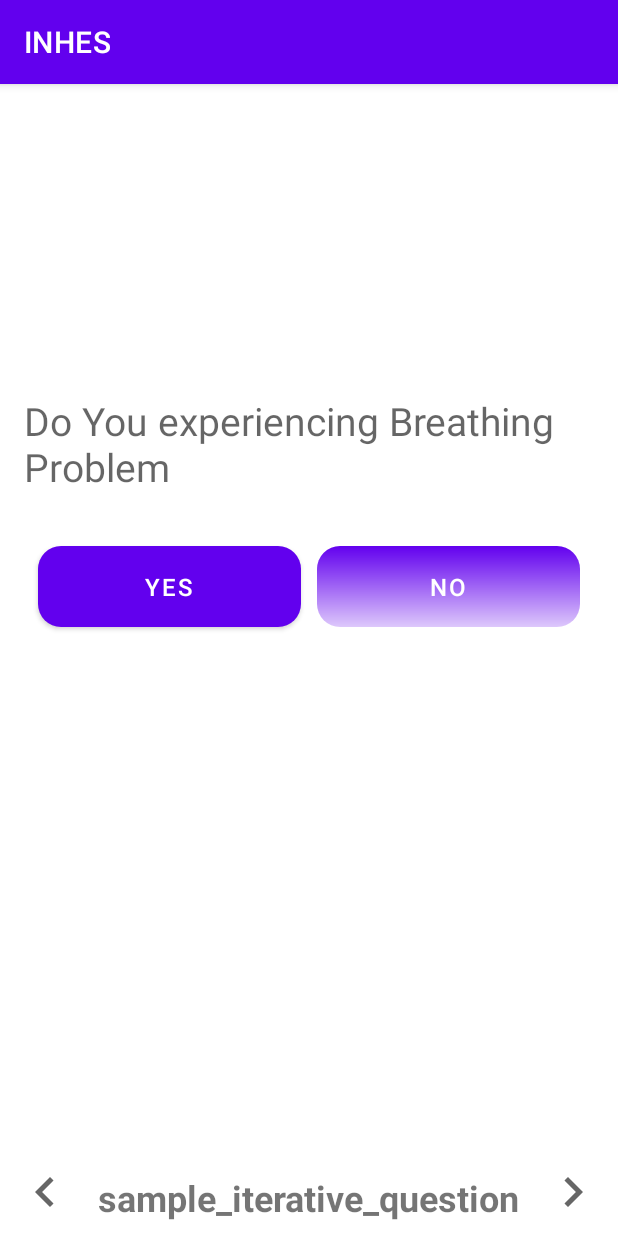
After one commit to maskimmm/INHES, an Android app: the SelfDiagnose2 screen opened directly, with no data from a screen before it, on a phone screen of 412 x 824 dp. The commit adds this screen. Run offline under Robolectric (Android 15) with nearby library versions, the phone set to English and light mode, and no system bars.

Commit message:
Insert Self-Diagnose Feature. Functionally Work but not polished yet. also add some files related to Self Diagnose feature

```diff
--- a/app/build.gradle
+++ b/app/build.gradle
@@ -53,6 +53,11 @@ dependencies {
     implementation 'com.google.firebase:firebase-auth-ktx'
     implementation 'com.google.firebase:firebase-database:20.0.0'
 
+    implementation 'com.google.code.gson:gson:2.8.6'
+    implementation 'com.squareup.retrofit2:retrofit:2.6.2'
+    implementation 'com.squareup.retrofit2:converter-gson:2.6.2'
+    implementation 'com.squareup.okhttp3:okhttp:4.9.0'
+
 //    implementation 'org.tensorflow:tensorflow-lite:2.2.0'
 //    // The GPU delegate library is optional. Depend on it as needed.
 //    implementation 'org.tensorflow:tensorflow-lite-gpu:2.2.0'
--- a/app/src/main/AndroidManifest.xml
+++ b/app/src/main/AndroidManifest.xml
@@ -11,7 +11,8 @@
         android:roundIcon="@mipmap/ic_launcher_round"
         android:supportsRtl="true"
         android:theme="@style/Theme.INHES">
-        <activity android:name=".MedicalKnowledge2"></activity>
+        <activity android:name=".SelfDiagnose2"></activity>
+        <activity android:name=".MedicalKnowledge2" />
         <activity android:name=".MedicalKnowledge" />
         <activity android:name=".Splash">
             <intent-filter>
--- /dev/null
+++ b/app/src/main/java/com/example/inhes/Api.kt
@@ -0,0 +1,35 @@
+package com.project.symptomscovid19
+
+import com.example.inhes.PredictionObject
+import retrofit2.Call
+import retrofit2.http.POST
+import retrofit2.http.Query
+
+interface Api {
+
+//    @Headers("Content-Type: application/json")
+//    @POST(".")
+//    fun predictCovid19(@Body predictionInput : PredictionObject): Call<String>
+
+    // breathing_problem={breathing_problem}&fever={fever}&dry_cough={dry_cough}&sore_throat={sore_throat}&running_nose={running_nose}&asthma={asthma}&chronic_lung_disease={chronic_lung_disease}&headache={headache}&heart_disease={heart_disease}&diabetes={diabetes}&hyper_tension={hyper_tension}&fatigue={fatigue}&gastrointestinal={gastrointestinal}
+    @POST("api_predict_covid?")
+    fun predictCovid19s(
+        @Query("breathing_problem")  breathing_problem:Int,
+        @Query("fever")  fever:Int,
+        @Query("dry_cough")  dry_cough:Int,
+        @Query("sore_throat")  sore_throat:Int,
+        @Query("running_nose")  running_nose:Int,
+        @Query("asthma")  asthma:Int,
+        @Query("chronic_lung_disease")  chronic_lung_disease:Int,
+        @Query("headache")  headache:Int,
+        @Query("heart_disease")  heart_disease:Int,
+        @Query("diabetes")  diabetes:Int,
+        @Query("hyper_tension")  hyper_tension:Int,
+        @Query("fatigue")  fatigue:Int,
+        @Query("gastrointestinal")  gastrointestinal:Int
+    ): Call<PredictionObject>
+
+//    @POST(".")
+//    fun predictSystem(@Body requestBody: RequestBody): Call<String>
+
+}
--- a/app/src/main/java/com/example/inhes/SelfDiagnose.kt
+++ b/app/src/main/java/com/example/inhes/SelfDiagnose.kt
@@ -15,7 +15,7 @@ class SelfDiagnose : AppCompatActivity() {
         setContentView(binding.root)
 
         binding.btnCovidTest.setOnClickListener {
-            val intent = Intent(this, SearchFaskes::class.java)
+            val intent = Intent(this, SelfDiagnose2::class.java)
             startActivity(intent)
 
         }
--- /dev/null
+++ b/app/src/main/java/com/example/inhes/SelfDiagnose2.kt
@@ -0,0 +1,193 @@
+package com.example.inhes
+
+import androidx.appcompat.app.AppCompatActivity
+import android.os.Bundle
+import android.util.Log
+import android.widget.Button
+import android.widget.ImageView
+import android.widget.TextView
+import android.widget.Toast
+import com.example.inhes.databinding.ActivitySelfDiagnose2Binding
+import com.example.inhes.databinding.ActivitySelfDiagnoseBinding
+import com.project.symptomscovid19.ApiClient
+import retrofit2.Call
+import retrofit2.Callback
+import retrofit2.Response
+
+class SelfDiagnose2 : AppCompatActivity() {
+
+    private lateinit var binding: ActivitySelfDiagnose2Binding
+    // Symptoms Question
+    private val question_symptoms = arrayOf(
+            "Breathing Problem",
+            "Fever",
+            "Dry Cough",
+            "Sore throat",
+            "Running Nose",
+            "Asthma",
+            "Chronic Lung Disease",
+            "Headache",
+            "Heart Disease",
+            "Diabetes",
+            "Hyper Tension",
+            "Fatigue",
+            "Gastrointestinal")
+
+    // Default Answer
+    private var initialAnswer = intArrayOf(1, 1, 1, 1, 1, 1, 1, 1, 1, 1, 1, 1, 1)
+
+    private var numberQuestion = 0
+    private lateinit var symptomsQuestion : TextView
+    private lateinit var answeringTrue : Button
+    private lateinit var answeringFalse : Button
+    private lateinit var previousQuestion : ImageView
+    private lateinit var nextQuestion : ImageView
+    private lateinit var numberCountQuestion : TextView
+
+    override fun onCreate(savedInstanceState: Bundle?) {
+        super.onCreate(savedInstanceState)
+        binding = ActivitySelfDiagnose2Binding.inflate(layoutInflater)
+        setContentView(binding.root)
+
+        // Declare Attribute From User
+        symptomsQuestion = binding.symptomsQuestion
+        answeringTrue = binding.answeringTrue
+        answeringFalse = binding.answeringFalse
+        previousQuestion = binding.previousQuestion
+        nextQuestion = binding.nextQuestion
+        numberCountQuestion = binding.countQuestion
+//
+//        symptomsQuestion = findViewById(R.id.symptoms_question)
+//        answeringTrue = findViewById(R.id.answering_true)
+//        answeringFalse = findViewById(R.id.answering_false)
+//        previousQuestion = findViewById(R.id.previous_question)
+//        nextQuestion = findViewById(R.id.next_question)
+//        numberCountQuestion = findViewById(R.id.count_question)
+
+        // Initial All Input For Output
+        answeringInputDiagnose()
+
+    }
+
+    private fun answeringInputDiagnose() {
+        // Initial first text of question with some of bold in symptoms
+        initialSymptomsQuestionShow()
+
+        // Action for previous the Question, for user want to change input
+        previousQuestion.setOnClickListener {
+            indexDecrement()
+            numberCountQuestion.text = (numberQuestion+1).toString() + "/13"
+        }
+        // Action for next the Question, for user want to forward input
+        nextQuestion.setOnClickListener {
+            // Assume that user if next question mean skip and maybe there is no symptoms
+            initialAnswer[numberQuestion] = 1
+            indexIncrement() // Index Increment (Next Question)
+            numberCountQuestion.text = (numberQuestion+1).toString() + "/13"
+        }
+        // Action for answering every question with true/right/yes/have symptoms
+        answeringTrue.setOnClickListener {
+            initialAnswer[numberQuestion] = 0
+            indexIncrement() // Index Increment (Next Question)
+            numberCountQuestion.text = (numberQuestion+1).toString() + "/13"
+        }
+        // Action for answering every question with false/wrong/not/not have symptoms
+        answeringFalse.setOnClickListener {
+            initialAnswer[numberQuestion] = 1
+            indexIncrement()
+            numberCountQuestion.text = (numberQuestion+1).toString() + "/13"
+        }
+    }
+
+    private fun initialSymptomsQuestionShow() {
+        var symptoms_question_show = "Do You experiencing "+ question_symptoms[numberQuestion]
+        symptomsQuestion.text = symptoms_question_show
+    }
+
+    private fun indexIncrement(){
+        if(numberQuestion < question_symptoms.size-1){
+            numberQuestion += 1
+            initialSymptomsQuestionShow()
+        }else{
+            // Processing Self Diagnose
+            processingSelfDiagnose(
+                    initialAnswer[0],
+                    initialAnswer[1],
+                    initialAnswer[2],
+                    initialAnswer[3],
+                    initialAnswer[4],
+                    initialAnswer[5],
+                    initialAnswer[6],
+                    initialAnswer[7],
+                    initialAnswer[8],
+                    initialAnswer[9],
+                    initialAnswer[10],
+                    initialAnswer[11],
+                    initialAnswer[12],
+            )
+        }
+    }
+
+    private fun indexDecrement(){
+        if(numberQuestion <= 0){
+            Toast.makeText(this@SelfDiagnose2, "First Question", Toast.LENGTH_SHORT).show()
+        }else{
+            numberQuestion -= 1
+            initialSymptomsQuestionShow()
+        }
+    }
+
+    private fun processingSelfDiagnose(breathing_problem:Int,
+                                       fever:Int,
+                                       dry_cough:Int,
+                                       sore_throat:Int,
+                                       running_nose:Int,
+                                       asthma:Int,
+                                       chronic_lung_disease:Int,
+                                       headache:Int,
+                                       heart_disease:Int,
+                                       diabetes:Int,
+                                       hyper_tension:Int,
+                                       fatigue:Int,
+                                       gastrointestinal:Int) {
+
+        // Api Declare
+//        val predictionInputs = PredictionObject(breathing_problem, fever, dry_cough, sore_throat, running_nose,
+//            asthma, chronic_lung_disease, headache, heart_disease, diabetes, hyper_tension, fatigue,
+//            gastrointestinal)
+//        ApiClient.instance.predictCovid19(predictionInputs).enqueue(object : Callback<String>{
+//            override fun onResponse(call: Call<String>, response: Response<String>) {
+//                Log.i("Sss", response.message()+" "+response.code()+" "+response.isSuccessful)
+//                if (response.code() == 400) {
+//                    Log.v("Error code 400", response.errorBody().toString())
+//                }
+//                Toast.makeText(this@MainActivity, response.code().toString() +" - "+response.body().toString(), Toast.LENGTH_LONG).show()
+//            }
+//
+//            override fun onFailure(call: Call<String>, t: Throwable) {
+//                Toast.makeText(this@MainActivity, t.message, Toast.LENGTH_LONG).show()
+//            }
+//
+//        })
+
+        ApiClient.instance.predictCovid19s(
+                breathing_problem, fever, dry_cough, sore_throat, running_nose,
+                asthma, chronic_lung_disease, headache, heart_disease, diabetes, hyper_tension, fatigue,
+                gastrointestinal
+        ).enqueue(object : Callback<PredictionObject> {
+            override fun onResponse(
+                    call: Call<PredictionObject>,
+                    response: Response<PredictionObject>
+            ) {
+                Toast.makeText(this@SelfDiagnose2, response.body()!!.result+" (Percentage : "+ response.body()!!.message+")", Toast.LENGTH_LONG).show()
+            }
+            override fun onFailure(call: Call<PredictionObject>, t: Throwable) {
+                Log.e("Failure Message", t.message.toString())
+            }
+        })
+
+
+    }
+
+
+}
--- a/app/src/main/res/layout/activity_self_diagnose.xml
+++ b/app/src/main/res/layout/activity_self_diagnose.xml
@@ -17,7 +17,7 @@
         app:layout_constraintStart_toStartOf="parent"
         app:layout_constraintTop_toTopOf="parent"
         app:layout_constraintVertical_bias="0.103"
-        android:enabled="false"
+        android:enabled="true"
         />
 
 </androidx.constraintlayout.widget.ConstraintLayout>
--- /dev/null
+++ b/app/src/main/res/layout/activity_self_diagnose2.xml
@@ -0,0 +1,108 @@
+<?xml version="1.0" encoding="utf-8"?>
+<androidx.constraintlayout.widget.ConstraintLayout xmlns:android="http://schemas.android.com/apk/res/android"
+    xmlns:app="http://schemas.android.com/apk/res-auto"
+    xmlns:tools="http://schemas.android.com/tools"
+    android:layout_width="match_parent"
+    android:layout_height="match_parent"
+    tools:context=".SelfDiagnose2">
+
+    xmlns:app="http://schemas.android.com/apk/res-auto"
+    xmlns:tools="http://schemas.android.com/tools"
+    android:layout_width="match_parent"
+    android:layout_height="match_parent"
+    tools:context=".MainActivity">
+
+    <TextView
+        android:id="@+id/symptoms_question"
+        android:layout_width="match_parent"
+        android:layout_height="wrap_content"
+        android:layout_marginStart="16dp"
+        android:layout_marginEnd="16dp"
+        android:text="sample_question"
+        android:textColor="@color/material_on_background_emphasis_medium"
+        android:textSize="26sp"
+        app:layout_constraintBottom_toBottomOf="parent"
+        app:layout_constraintHorizontal_bias="0.047"
+        app:layout_constraintLeft_toLeftOf="parent"
+        app:layout_constraintRight_toRightOf="parent"
+        app:layout_constraintStart_toEndOf="parent"
+        app:layout_constraintStart_toStartOf="parent"
+        app:layout_constraintTop_toTopOf="parent"
+        app:layout_constraintVertical_bias="0.294" />
+
+    <LinearLayout
+        android:layout_width="match_parent"
+        android:layout_height="wrap_content"
+        android:layout_marginStart="20dp"
+        android:layout_marginEnd="20dp"
+        android:layout_marginTop="30dp"
+        android:orientation="horizontal"
+        app:layout_constraintStart_toEndOf="parent"
+        app:layout_constraintStart_toStartOf="parent"
+        app:layout_constraintTop_toBottomOf="@+id/symptoms_question">
+
+        <Button
+            android:id="@+id/answering_true"
+            android:layout_width="match_parent"
+            android:layout_height="wrap_content"
+            android:layout_weight="1"
+            android:text="yes"
+            android:textSize="16sp"
+            android:padding="10dp"
+            android:background="@drawable/button_default_agree"
+            android:textColor="@android:color/white"
+            android:layout_margin="5dp"/>
+
+        <Button
+            android:id="@+id/answering_false"
+            android:layout_width="match_parent"
+            android:layout_height="wrap_content"
+            android:layout_weight="1"
+            android:text="no"
+            android:textSize="16sp"
+            android:padding="10dp"
+            android:background="@drawable/button_default_disagree"
+            android:textColor="@android:color/white"
+            android:layout_margin="5dp"/>
+
+    </LinearLayout>
+
+
+    <RelativeLayout
+        android:layout_width="match_parent"
+        android:layout_height="wrap_content"
+        android:layout_marginStart="10dp"
+        android:layout_marginEnd="10dp"
+        android:layout_marginBottom="10dp"
+        android:orientation="horizontal"
+        app:layout_constraintBottom_toBottomOf="parent">
+
+        <ImageView
+            android:id="@+id/previous_question"
+            android:layout_width="40dp"
+            android:layout_height="40dp"
+            android:layout_alignParentBottom="true"
+            android:layout_alignParentStart="true"
+            android:src="@drawable/ic_backward_question"/>
+
+        <TextView
+            android:id="@+id/count_question"
+            android:layout_width="wrap_content"
+            android:layout_height="wrap_content"
+            android:text="sample_iterative_question"
+            android:textSize="24sp"
+            android:textStyle="bold"
+            android:layout_centerHorizontal="true"
+            android:layout_alignParentBottom="true"/>
+
+        <ImageView
+            android:id="@+id/next_question"
+            android:layout_width="40dp"
+            android:layout_height="40dp"
+            android:layout_alignParentBottom="true"
+            android:layout_alignParentEnd="true"
+            android:src="@drawable/ic_forward_question"/>
+
+    </RelativeLayout>
+
+</androidx.constraintlayout.widget.ConstraintLayout>
```
Also changed, not shown: app/src/main/java/com/example/inhes/ApiClient.kt (added, +30 -0 lines), app/src/main/java/com/example/inhes/PredictionObject.kt (added, +30 -0 lines).
